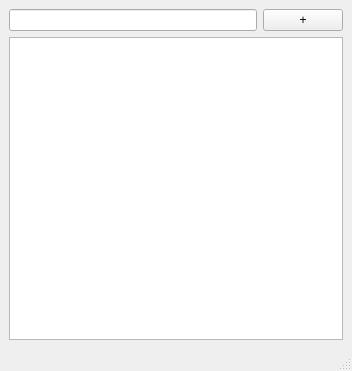
Above: main_window.ui from kiyakeynia8/tamrin-J-22 before the change. Below: the same form after it.
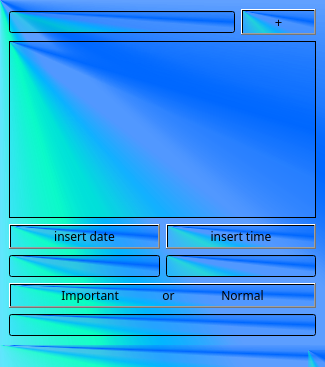
That is the form after the change.

What changed in the file:
```diff
--- a/main_window.ui
+++ b/main_window.ui
@@ -6,13 +6,16 @@
    <rect>
     <x>0</x>
     <y>0</y>
-    <width>352</width>
-    <height>371</height>
+    <width>325</width>
+    <height>367</height>
    </rect>
   </property>
   <property name="windowTitle">
    <string>MainWindow</string>
   </property>
+  <property name="styleSheet">
+   <string notr="true">background-color: qconicalgradient(cx:0, cy:0, angle:135, stop:0 rgba(0, 223, 255, 69), stop:0.375 rgba(0, 212, 255, 69), stop:0.423533 rgba(0, 255, 190, 145), stop:0.45 rgba(0, 180, 255, 208), stop:0.477581 rgba(71, 146, 255, 130), stop:0.518717 rgba(71, 146, 255, 130), stop:0.55 rgba(0, 104, 255, 255), stop:0.57754 rgba(0, 104, 255, 130), stop:0.625 rgba(0, 104, 255, 69), stop:1 rgba(0, 255, 180, 69));</string>
+  </property>
   <widget class="QWidget" name="centralwidget">
    <layout class="QVBoxLayout" name="verticalLayout">
     <item>
@@ -25,6 +28,12 @@
       </item>
       <item>
        <widget class="QPushButton" name="btn_new_task">
+        <property name="font">
+         <font>
+          <family>MRT_Nil 3</family>
+          <pointsize>10</pointsize>
+         </font>
+        </property>
         <property name="text">
          <string>+</string>
         </property>
@@ -35,6 +44,59 @@
     <item>
      <widget class="QTextEdit" name="tb_n_t_d"/>
     </item>
+    <item>
+     <layout class="QHBoxLayout" name="horizontalLayout_4">
+      <item>
+       <widget class="QPushButton" name="pushButton_2">
+        <property name="font">
+         <font>
+          <family>MRT_Nil 3</family>
+         </font>
+        </property>
+        <property name="text">
+         <string>insert date</string>
+        </property>
+       </widget>
+      </item>
+      <item>
+       <widget class="QPushButton" name="pushButton">
+        <property name="font">
+         <font>
+          <family>MRT_Nil 3</family>
+         </font>
+        </property>
+        <property name="text">
+         <string>insert time</string>
+        </property>
+       </widget>
+      </item>
+     </layout>
+    </item>
+    <item>
+     <layout class="QHBoxLayout" name="horizontalLayout_2">
+      <item>
+       <widget class="QLineEdit" name="date"/>
+      </item>
+      <item>
+       <widget class="QLineEdit" name="time"/>
+      </item>
+     </layout>
+    </item>
+    <item>
+     <widget class="QPushButton" name="pushButton_3">
+      <property name="font">
+       <font>
+        <family>MRT_Nil 3</family>
+       </font>
+      </property>
+      <property name="text">
+       <string>Important              or               Normal</string>
+      </property>
+     </widget>
+    </item>
+    <item>
+     <widget class="QLineEdit" name="i_o_n"/>
+    </item>
    </layout>
   </widget>
   <widget class="QMenuBar" name="menubar">
```
Left out of the diff: 2 changed lines with no effect on the pictures.
